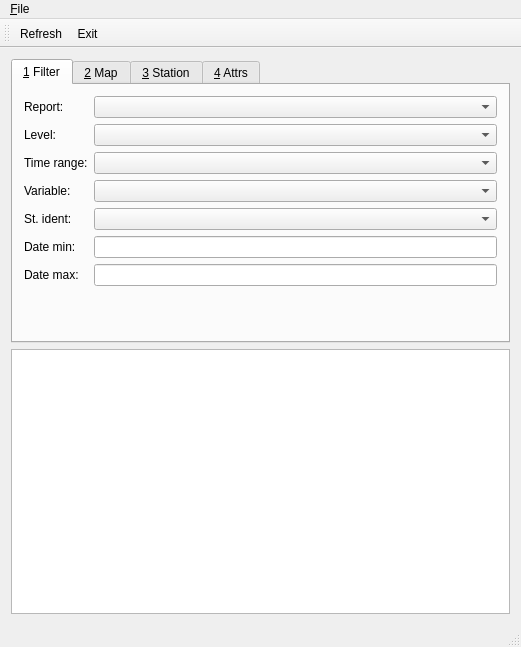
Above: provamimainwindow.ui from ARPA-SIMC/provami before the change. Below: the same form after it.
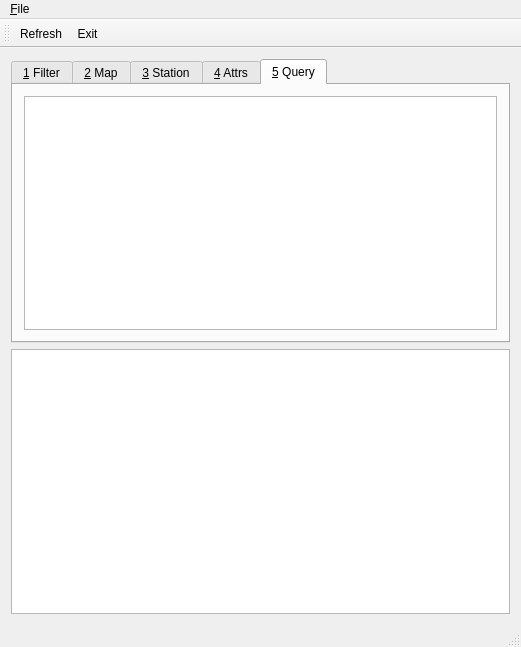
That is the form after the change. The open tabs and pages were chosen to show the change. Custom widgets are drawn as their Qt base class.

Commit message: Started work on a raw query view/editor

What changed in the file:
```diff
--- a/provamimainwindow.ui
+++ b/provamimainwindow.ui
@@ -336,7 +336,25 @@
          </layout>
         </item>
         <item>
-         <widget class="QTableView" name="attr_data"/>
+         <widget class="QTableView" name="attr_data">
+          <attribute name="horizontalHeaderStretchLastSection">
+           <bool>true</bool>
+          </attribute>
+         </widget>
+        </item>
+       </layout>
+      </widget>
+      <widget class="QWidget" name="tab_2">
+       <attribute name="title">
+        <string>&amp;5 Query</string>
+       </attribute>
+       <layout class="QVBoxLayout" name="verticalLayout_2">
+        <item>
+         <widget class="QTableView" name="raw_query">
+          <attribute name="horizontalHeaderStretchLastSection">
+           <bool>true</bool>
+          </attribute>
+         </widget>
         </item>
        </layout>
       </widget>
```
Left out of the diff: 3 changed lines with no effect on the pictures. The commit also changes 5 other files.
